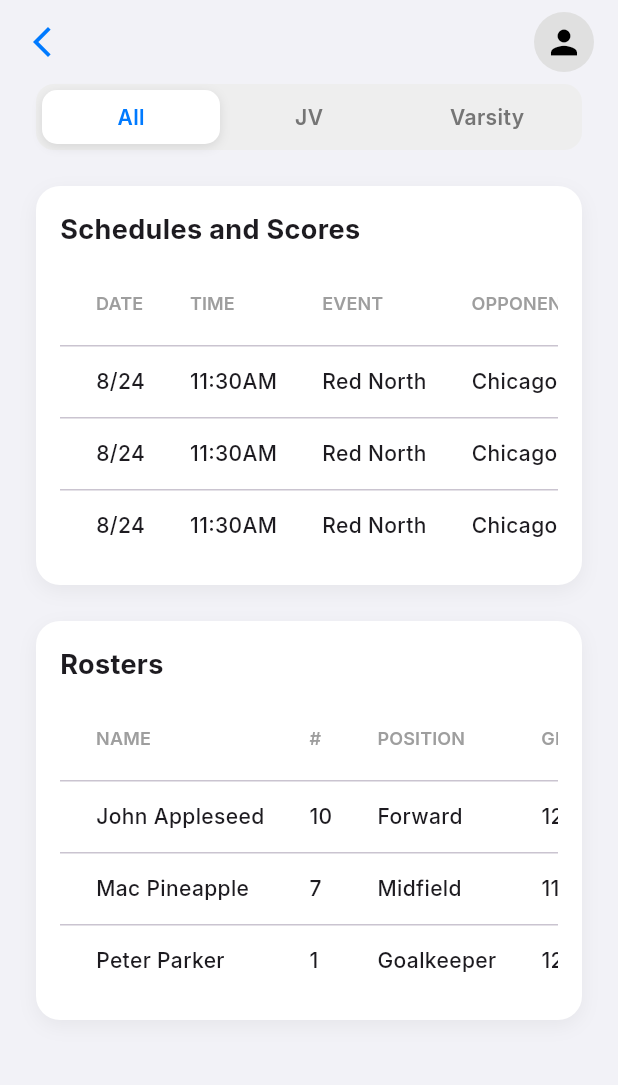
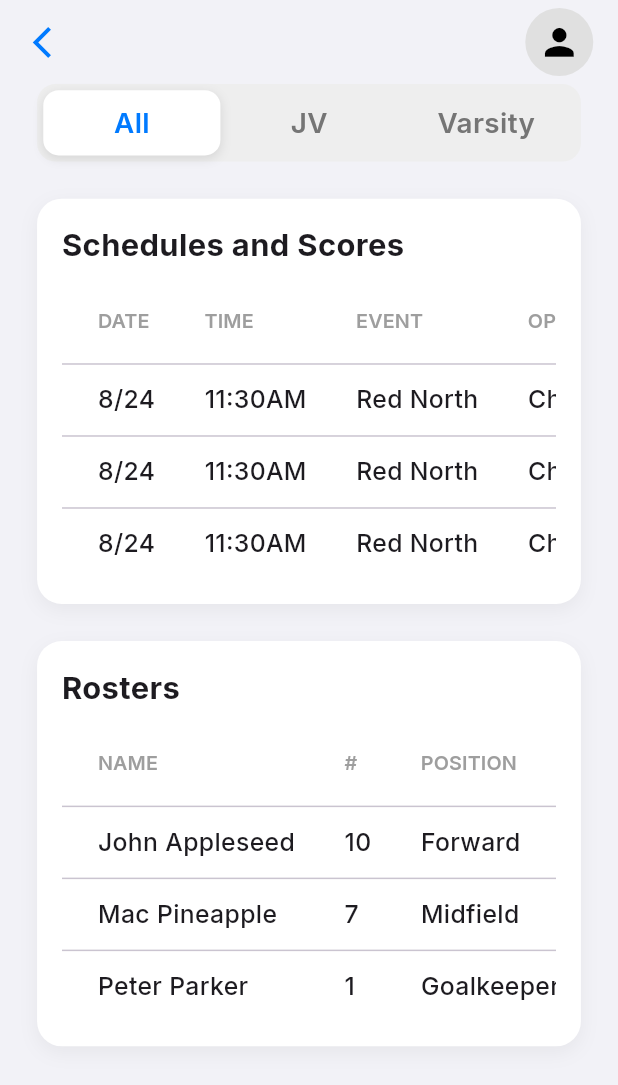
Before and after one commit to NCP-Stampede/northside-app, a Flutter app: the SportDetailPage screen opened directly with empty values, on a phone screen of 412 x 824 dp. Shown: the top 1085 px of the screen. Run offline on Flutter 3.47's test engine with Material 3 defaults, Android fonts, the phone set to English and light mode, and no system bars; our stand-ins replace get, google_fonts, sizer, sticky_headers, table_calendar, webview_flutter; statements that could not run were skipped.

Commit message:
Update sport_detail_page.dart

```diff
--- a/northside_app/lib/presentation/athletics/sport_detail_page.dart
+++ b/northside_app/lib/presentation/athletics/sport_detail_page.dart
@@ -49,26 +49,28 @@ class _SportDetailPageState extends State<SportDetailPage> {
 
   @override
   Widget build(BuildContext context) {
+    final double screenWidth = MediaQuery.of(context).size.width;
+    final double screenHeight = MediaQuery.of(context).size.height;
     return Scaffold(
       backgroundColor: const Color(0xFFF2F2F7),
       appBar: AppBar(
         backgroundColor: Colors.transparent,
         elevation: 0,
         leading: IconButton(
-          icon: const Icon(Icons.arrow_back_ios_new, color: AppColors.primaryBlue),
+          icon: Icon(Icons.arrow_back_ios_new, color: AppColors.primaryBlue, size: screenWidth * 0.06),
           onPressed: () => Get.back(),
         ),
         title: Text(
           widget.sportName,
-          style: const TextStyle(color: Colors.black, fontWeight: FontWeight.bold, fontSize: 28),
+          style: TextStyle(color: Colors.black, fontWeight: FontWeight.bold, fontSize: screenWidth * 0.07),
         ),
         actions: [
           Padding(
-            padding: const EdgeInsets.only(right: 16.0),
+            padding: EdgeInsets.only(right: screenWidth * 0.04),
             child: CircleAvatar(
-              radius: 20,
+              radius: screenWidth * 0.055,
               backgroundColor: Colors.grey.shade300,
-              child: const Icon(Icons.person, color: Colors.black, size: 26),
+              child: Icon(Icons.person, color: Colors.black, size: screenWidth * 0.07),
             ),
           ),
         ],
@@ -76,25 +78,26 @@ class _SportDetailPageState extends State<SportDetailPage> {
       body: ListView(
         children: [
           Padding(
-            padding: const EdgeInsets.symmetric(horizontal: 24.0),
-            child: _buildTeamLevelTabs(),
+            padding: EdgeInsets.symmetric(horizontal: screenWidth * 0.06),
+            child: _buildTeamLevelTabs(context),
           ),
-          const SizedBox(height: 24),
-          _buildTableContainer('Schedules and Scores', _buildScheduleTable()),
-          const SizedBox(height: 24),
-          _buildTableContainer('Rosters', _buildRosterTable()),
-          const SizedBox(height: 40),
+          SizedBox(height: screenHeight * 0.03),
+          _buildTableContainer(context, 'Schedules and Scores', _buildScheduleTable(context)),
+          SizedBox(height: screenHeight * 0.03),
+          _buildTableContainer(context, 'Rosters', _buildRosterTable(context)),
+          SizedBox(height: screenHeight * 0.05),
         ],
       ),
     );
   }
 
-  Widget _buildTeamLevelTabs() {
+  Widget _buildTeamLevelTabs(BuildContext context) {
+    final double screenWidth = MediaQuery.of(context).size.width;
     return Container(
-      padding: const EdgeInsets.all(4),
+      padding: EdgeInsets.all(screenWidth * 0.01),
       decoration: BoxDecoration(
         color: Colors.grey.shade200,
-        borderRadius: BorderRadius.circular(12),
+        borderRadius: BorderRadius.circular(screenWidth * 0.03),
       ),
       child: Row(
         children: _levels.map((level) {
@@ -103,10 +106,10 @@ class _SportDetailPageState extends State<SportDetailPage> {
             child: GestureDetector(
               onTap: () => setState(() => _selectedLevel = level),
               child: Container(
-                padding: const EdgeInsets.symmetric(vertical: 8),
+                padding: EdgeInsets.symmetric(vertical: screenWidth * 0.02),
                 decoration: BoxDecoration(
                   color: isSelected ? Colors.white : Colors.transparent,
-                  borderRadius: BorderRadius.circular(10),
+                  borderRadius: BorderRadius.circular(screenWidth * 0.025),
                   boxShadow: isSelected ? [BoxShadow(color: Colors.black.withOpacity(0.1), blurRadius: 5, offset: const Offset(0, 2))] : [],
                 ),
                 child: Center(
@@ -115,6 +118,7 @@ class _SportDetailPageState extends State<SportDetailPage> {
                     style: TextStyle(
                       fontWeight: FontWeight.w600,
                       color: isSelected ? AppColors.primaryBlue : Colors.grey.shade600,
+                      fontSize: screenWidth * 0.045,
                     ),
                   ),
                 ),
@@ -126,20 +130,21 @@ class _SportDetailPageState extends State<SportDetailPage> {
     );
   }
 
-  Widget _buildTableContainer(String title, Widget table) {
+  Widget _buildTableContainer(BuildContext context, String title, Widget table) {
+    final double screenWidth = MediaQuery.of(context).size.width;
     return Container(
-      margin: const EdgeInsets.symmetric(horizontal: 24.0),
-      padding: const EdgeInsets.all(16.0),
+      margin: EdgeInsets.symmetric(horizontal: screenWidth * 0.06),
+      padding: EdgeInsets.all(screenWidth * 0.04),
       decoration: BoxDecoration(
         color: Colors.white,
-        borderRadius: BorderRadius.circular(16),
+        borderRadius: BorderRadius.circular(screenWidth * 0.04),
         boxShadow: [BoxShadow(color: Colors.black.withOpacity(0.05), blurRadius: 10, offset: const Offset(0, 4))],
       ),
       child: Column(
         crossAxisAlignment: CrossAxisAlignment.start,
         children: [
-          Text(title, style: const TextStyle(fontSize: 18, fontWeight: FontWeight.bold)),
-          const SizedBox(height: 8),
+          Text(title, style: TextStyle(fontSize: screenWidth * 0.05, fontWeight: FontWeight.bold)),
+          SizedBox(height: screenWidth * 0.02),
           SingleChildScrollView(
             scrollDirection: Axis.horizontal,
             child: table,
@@ -149,40 +154,42 @@ class _SportDetailPageState extends State<SportDetailPage> {
     );
   }
 
-  DataTable _buildScheduleTable() {
+  DataTable _buildScheduleTable(BuildContext context) {
+    final double screenWidth = MediaQuery.of(context).size.width;
     return DataTable(
-      columnSpacing: 30,
-      columns: ['DATE', 'TIME', 'EVENT', 'OPPONENT', 'LOCATION', 'SCORE', 'W/L'].map((h) => DataColumn(label: _headerText(h))).toList(),
+      columnSpacing: screenWidth * 0.08,
+      columns: ['DATE', 'TIME', 'EVENT', 'OPPONENT', 'LOCATION', 'SCORE', 'W/L'].map((h) => DataColumn(label: _headerText(h, screenWidth))).toList(),
       rows: _schedules.map((s) => DataRow(cells: [
-        DataCell(_dataText(s.date)),
-        DataCell(_dataText(s.time)),
-        DataCell(_dataText(s.event)),
-        DataCell(_dataText(s.opponent)),
-        DataCell(_dataText(s.location)),
-        DataCell(_dataText(s.score)),
-        DataCell(_dataText(s.result)),
+        DataCell(_dataText(s.date, screenWidth)),
+        DataCell(_dataText(s.time, screenWidth)),
+        DataCell(_dataText(s.event, screenWidth)),
+        DataCell(_dataText(s.opponent, screenWidth)),
+        DataCell(_dataText(s.location, screenWidth)),
+        DataCell(_dataText(s.score, screenWidth)),
+        DataCell(_dataText(s.result, screenWidth)),
       ])).toList(),
     );
   }
 
-  DataTable _buildRosterTable() {
+  DataTable _buildRosterTable(BuildContext context) {
+    final double screenWidth = MediaQuery.of(context).size.width;
     return DataTable(
-      columnSpacing: 30,
-      columns: ['NAME', '#', 'POSITION', 'GRADE'].map((h) => DataColumn(label: _headerText(h))).toList(),
+      columnSpacing: screenWidth * 0.08,
+      columns: ['NAME', '#', 'POSITION', 'GRADE'].map((h) => DataColumn(label: _headerText(h, screenWidth))).toList(),
       rows: _roster.map((p) => DataRow(cells: [
-        DataCell(_dataText(p.name)),
-        DataCell(_dataText(p.number)),
-        DataCell(_dataText(p.position)),
-        DataCell(_dataText(p.grade)),
+        DataCell(_dataText(p.name, screenWidth)),
+        DataCell(_dataText(p.number, screenWidth)),
+        DataCell(_dataText(p.position, screenWidth)),
+        DataCell(_dataText(p.grade, screenWidth)),
       ])).toList(),
     );
   }
 
-  Text _headerText(String text) {
-    return Text(text, style: TextStyle(color: Colors.grey.shade500, fontWeight: FontWeight.w600, fontSize: 12));
+  Text _headerText(String text, double screenWidth) {
+    return Text(text, style: TextStyle(color: Colors.grey.shade500, fontWeight: FontWeight.w600, fontSize: screenWidth * 0.032));
   }
 
-  Text _dataText(String text) {
-    return Text(text, style: const TextStyle(fontWeight: FontWeight.w500, fontSize: 14), overflow: TextOverflow.ellipsis);
+  Text _dataText(String text, double screenWidth) {
+    return Text(text, style: TextStyle(fontWeight: FontWeight.w500, fontSize: screenWidth * 0.04), overflow: TextOverflow.ellipsis);
   }
 }
```
